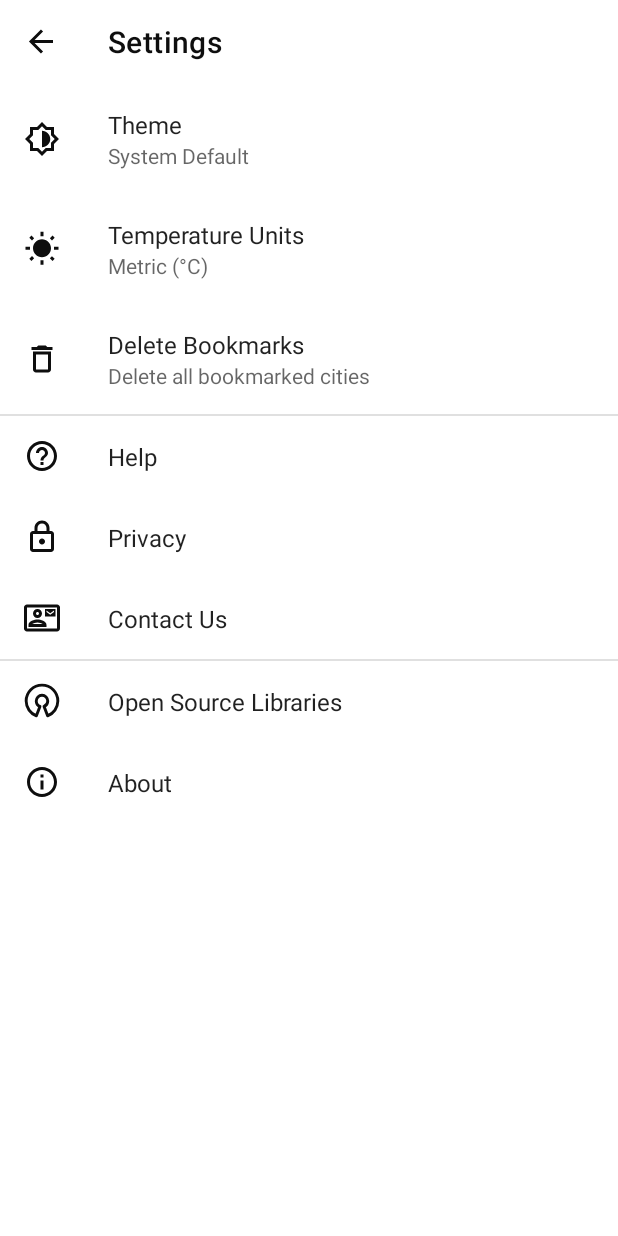
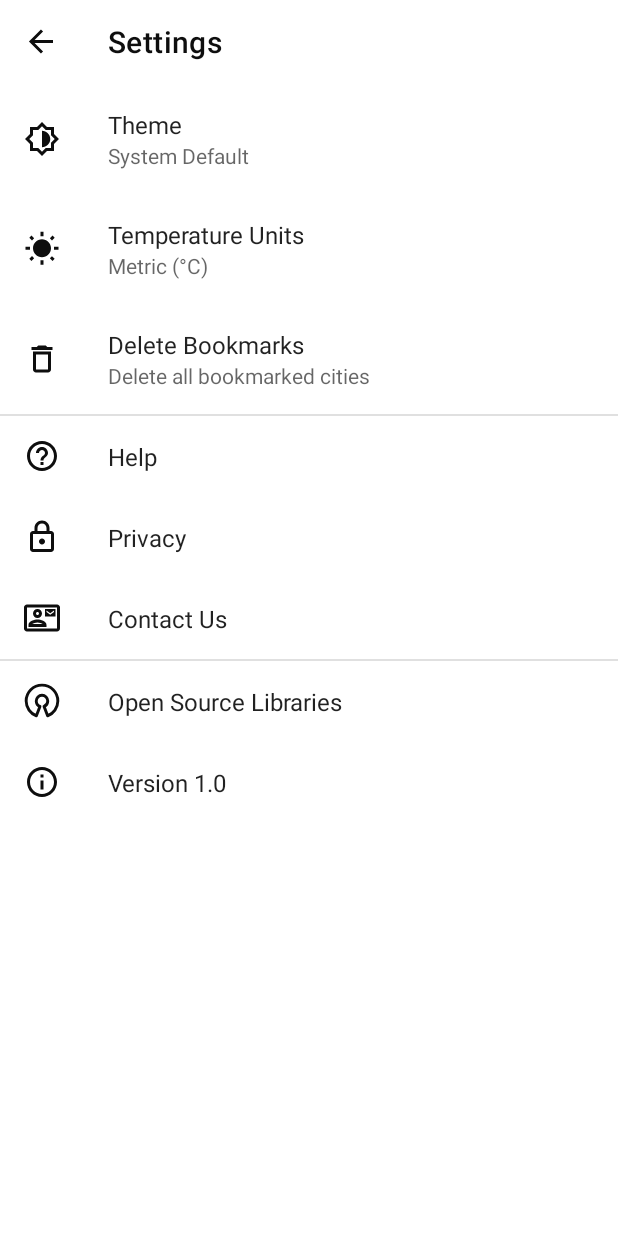
Before and after one commit to s-haji/Open-Weather-App, an Android app: the SettingsFragment screen opened through its navigation route, on a phone screen of 412 x 824 dp. Run offline under Robolectric (Android 15) with nearby library versions, the phone set to English and light mode, and no system bars; our stand-ins replace Dagger/Hilt's generated code, androidx.preference, navigation-ui.

Commit message:
chore: Modify Preferences

```diff
--- a/app/src/main/java/com/suadahaji/weatherapp/ui/settings/SettingsFragment.kt
+++ b/app/src/main/java/com/suadahaji/weatherapp/ui/settings/SettingsFragment.kt
@@ -11,6 +11,7 @@ import androidx.preference.ListPreference
 import androidx.preference.Preference
 import androidx.preference.PreferenceFragmentCompat
 import androidx.preference.PreferenceManager
+import com.suadahaji.weatherapp.BuildConfig
 import com.suadahaji.weatherapp.R
 import com.suadahaji.weatherapp.di.Injectable
 import dagger.android.AndroidInjector
@@ -79,10 +80,13 @@ class SettingsFragment : PreferenceFragmentCompat(), Injectable, HasAndroidInjec
             true
         }
 
+        findPreference<Preference>(getString(R.string.preference_key_version))!!.title =
+            getString(R.string.version__format, BuildConfig.VERSION_NAME)
+
         getWebView(getString(R.string.preference_key_help), getString(R.string.help))
-        getWebView(getString(R.string.preference_key_privacy),getString(R.string.privacy))
-        getWebView(getString(R.string.preference_key_open_source),getString(R.string.open_source))
-        getWebView(getString(R.string.preference_key_about),getString(R.string.about))
+        getWebView(getString(R.string.preference_key_privacy), getString(R.string.privacy))
+        getWebView(getString(R.string.preference_key_open_source), getString(R.string.open_source))
+
     }
 
     override fun androidInjector(): AndroidInjector<Any> {
@@ -92,7 +96,10 @@ class SettingsFragment : PreferenceFragmentCompat(), Injectable, HasAndroidInjec
     private fun getWebView(key: String, title: String) {
         findPreference<Preference>(key)!!.onPreferenceClickListener =
             Preference.OnPreferenceClickListener {
-                val action = SettingsFragmentDirections.actionSettingsFragmentToWebViewFragment(key, title)
+                val action = SettingsFragmentDirections.actionSettingsFragmentToWebViewFragment(
+                    key,
+                    title
+                )
                 findNavController().navigate(action)
                 true
             }
--- a/app/src/main/res/values/strings.xml
+++ b/app/src/main/res/values/strings.xml
@@ -50,16 +50,19 @@
     <string name="privacy">Privacy</string>
     <string name="contact_us">Contact Us</string>
     <string name="open_source">Open Source Libraries</string>
-    <string name="about">About</string>
+    <string name="version">Version</string>
     <string name="help_web_url">https://rawcdn.githack.com/suada-haji/Open-Weather-App/86cf91c3f0f2dd3f0aa850aba5747eafe819512c/docs/HelpCenter.html</string>
+    <string name="privacy_url">https://rawcdn.githack.com/suada-haji/Open-Weather-App/b7118170eb2aca6a6e5366262acd2ab6a7e58333/docs/Privacy.html</string>
+    <string name="open_source_url">https://rawcdn.githack.com/suada-haji/Open-Weather-App/b7118170eb2aca6a6e5366262acd2ab6a7e58333/docs/OpenSource.html</string>
     <string name="preference_key_help">help</string>
     <string name="preference_key_privacy">privacy</string>
     <string name="preference_key_contact_us">contact_us</string>
     <string name="preference_key_open_source">open_source</string>
-    <string name="preference_key_about">about</string>
+    <string name="preference_key_version">version</string>
     <string name="preference_key_reset_data">reset_data</string>
     <string name="preference_key_units">units</string>
     <string name="preference_key_theme">theme</string>
     <string name="search">Search</string>
     <string name="content_description_search">Description For Search</string>
+    <string name="version__format">Version %s</string>
 </resources>
--- a/app/src/main/res/xml/root_preferences.xml
+++ b/app/src/main/res/xml/root_preferences.xml
@@ -55,8 +55,8 @@
 
         <Preference
             app:icon="@drawable/ic_about"
-            app:key="@string/preference_key_about"
-            app:title="@string/about" />
+            app:key="@string/preference_key_version"
+            app:title="@string/version" />
 
     </PreferenceCategory>
 
```
Also changed, not shown: app/src/main/java/com/suadahaji/weatherapp/ui/settings/WebViewFragment.kt (+3 -5 lines), 1 other file.
